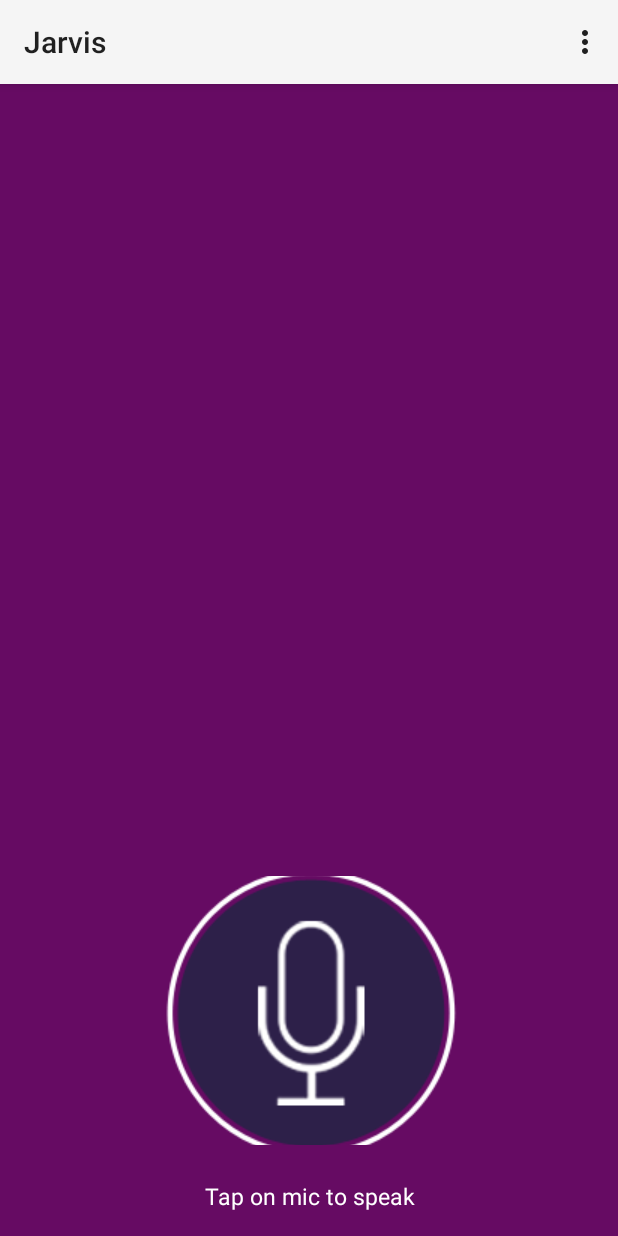
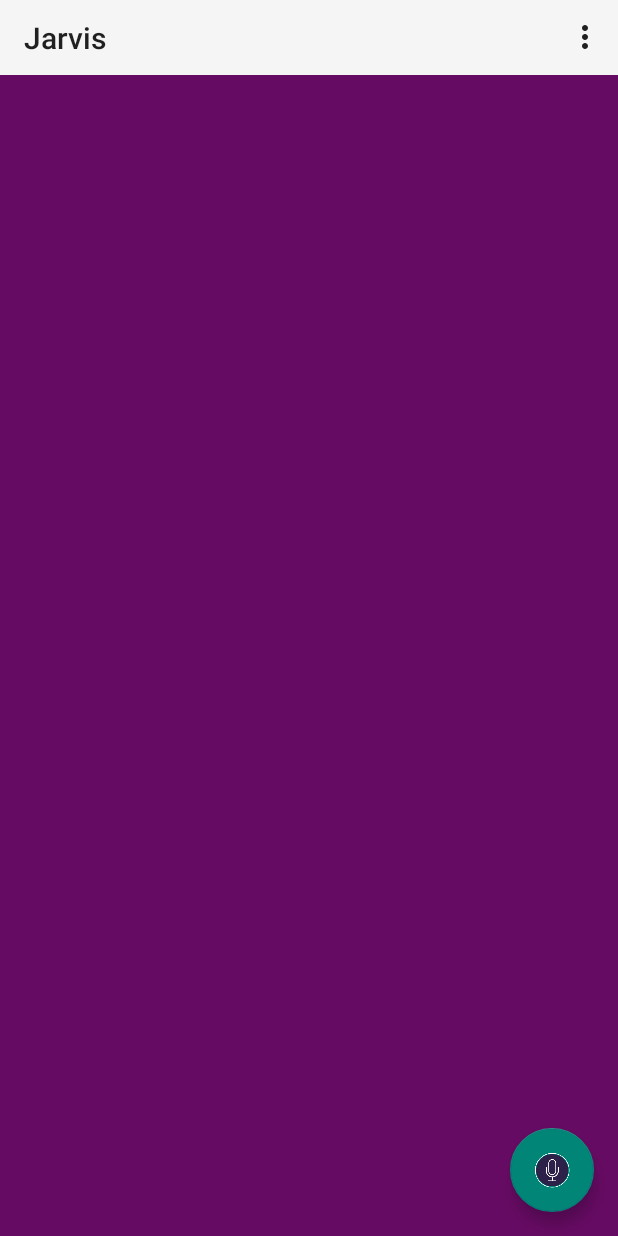
Before and after one commit to Oliv4945/jarvis-android-app, an Android app: the MainActivity screen opened directly, with no data from a screen before it, on a phone screen of 412 x 824 dp. Run offline under Robolectric (Android 15) with nearby library versions, the phone set to English and light mode, and no system bars; our stand-ins replace Volley.

Commit message:
Move mic to floating button & layout update

```diff
--- a/app/src/main/res/layout/activity_main.xml
+++ b/app/src/main/res/layout/activity_main.xml
@@ -10,17 +10,20 @@
 
     <android.support.v7.widget.Toolbar
         android:id="@+id/my_toolbar"
-        android:layout_width="match_parent"
-        android:layout_height="?attr/actionBarSize"
+        android:layout_height="50dp"
+        android:layout_width="0dp"
         android:background="?attr/colorPrimary"
-        android:elevation="4dp"
         android:theme="@style/ThemeOverlay.AppCompat.ActionBar"
-        app:popupTheme="@style/ThemeOverlay.AppCompat.Light"/>
+        app:popupTheme="@style/ThemeOverlay.AppCompat.Light"
+        android:layout_marginRight="0dp"
+        android:layout_marginLeft="0dp"
+        app:layout_constraintRight_toRightOf="parent"
+        app:layout_constraintLeft_toLeftOf="parent"/>
 
 
     <TextView
         android:id="@+id/txtSpeechInput"
-        android:layout_width="395dp"
+        android:layout_width="0dp"
         android:layout_height="wrap_content"
         android:textColor="@color/white"
         android:textSize="20dp"
@@ -29,40 +32,19 @@
         app:layout_constraintRight_toRightOf="parent"
         app:layout_constraintLeft_toLeftOf="parent"
         app:layout_constraintTop_toTopOf="parent"
+        android:layout_marginRight="0dp"
+        android:layout_marginLeft="0dp"
         android:layout_marginTop="101dp" />
 
-
-    <TextView
-        android:layout_width="0dp"
-        android:layout_height="wrap_content"
-        android:text="@string/tap_on_mic"
-        android:textColor="@color/white"
-        android:textSize="15dp"
-        android:textStyle="normal"
-        android:gravity="center"
-        android:id="@+id/textView"
-        tools:layout_constraintRight_creator="1"
-        tools:layout_constraintBottom_creator="1"
-        android:layout_marginStart="8dp"
-        app:layout_constraintBottom_toBottomOf="parent"
-        android:layout_marginEnd="8dp"
-        app:layout_constraintRight_toRightOf="parent"
-        tools:layout_constraintLeft_creator="1"
-        android:layout_marginBottom="16dp"
-        app:layout_constraintLeft_toLeftOf="parent"
-        android:layout_marginLeft="8dp"
-        android:layout_marginRight="8dp" />
-
-
-    <ImageButton
+    <android.support.design.widget.FloatingActionButton
         android:id="@+id/btnSpeak"
         android:layout_width="wrap_content"
-        android:layout_height="179dp"
-        android:background="@null"
-        android:src="@drawable/mic_ico"
-        app:layout_constraintBottom_toTopOf="@+id/textView"
+        android:layout_height="wrap_content"
+        app:srcCompat="@drawable/mic_ico"
+        android:layout_marginRight="16dp"
         app:layout_constraintRight_toRightOf="parent"
-        android:layout_marginBottom="23dp"
-        app:layout_constraintLeft_toLeftOf="parent" />
+        app:layout_constraintBottom_toBottomOf="parent"
+        android:layout_marginBottom="16dp"
+        android:layout_marginEnd="16dp" />
 
 </android.support.constraint.ConstraintLayout>
```
